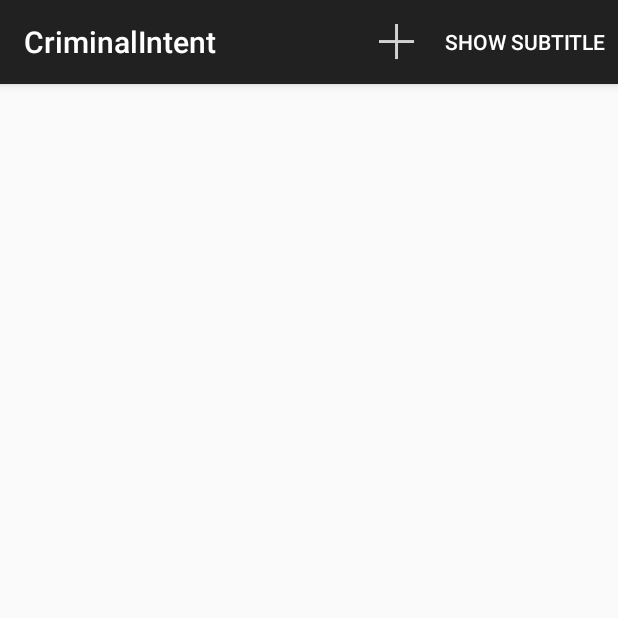
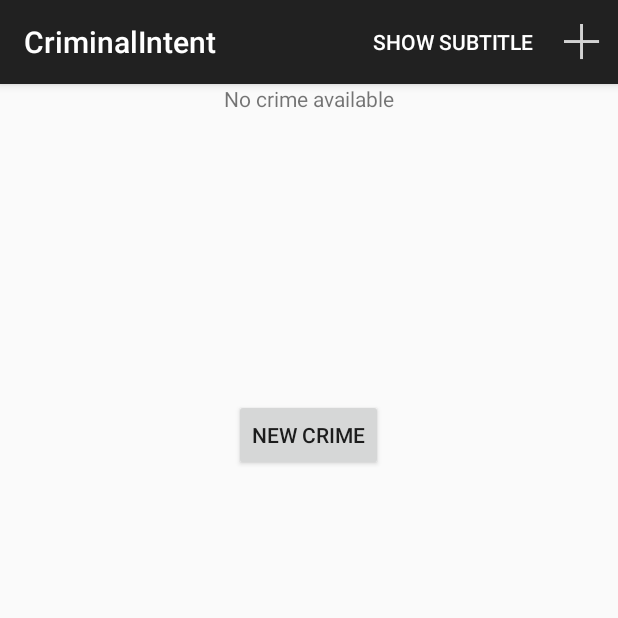
Before and after one commit to FoolHen/CriminalIntent, an Android app: the screen it shows after launch (CrimeListActivity), on a phone screen of 412 x 824 dp, the top half of it. Run offline under Robolectric (Android 15) with nearby library versions, the phone set to English and light mode, and no system bars.

Commit message:
"Chapter 13 + Challenge 2 and 3"

```diff
--- a/app/src/main/java/com/bignerdranch/android/criminalintent/CrimeListFragment.java
+++ b/app/src/main/java/com/bignerdranch/android/criminalintent/CrimeListFragment.java
@@ -6,15 +6,16 @@ import android.support.v4.app.Fragment;
 import android.support.v7.app.AppCompatActivity;
 import android.support.v7.widget.LinearLayoutManager;
 import android.support.v7.widget.RecyclerView;
-import android.util.Log;
 import android.view.LayoutInflater;
 import android.view.Menu;
 import android.view.MenuInflater;
 import android.view.MenuItem;
 import android.view.View;
 import android.view.ViewGroup;
+import android.widget.Button;
 import android.widget.CheckBox;
 import android.widget.CompoundButton;
+import android.widget.LinearLayout;
 import android.widget.TextView;
 
 import java.util.List;
@@ -25,11 +26,10 @@ public class CrimeListFragment extends Fragment {
     private static final String EXTRA_SUBTITLE_VISIBLE = "com.bignerdranch.android.criminalintent.subtitle";
     private static final String ARG_SUBTITLE_VISIBLE = "subtitle_visible";
 
-
+    private LinearLayout mHelpBox;
     private RecyclerView mCrimeRecyclerView;
     private CrimeAdapter mAdapter;
     private boolean mSubtitleVisible;
-    //private int mLastAdapterClickPosition = -1;
     public static CrimeListFragment newInstance(Boolean subtitleVisible) {
 
         Bundle args = new Bundle();
@@ -61,6 +61,7 @@ setHasOptionsMenu(true);
         if (savedInstanceState != null){
         mSubtitleVisible = savedInstanceState.getBoolean(SAVED_SUBTITLE_VISIBLE);
         }
+        mHelpBox = (LinearLayout) view.findViewById(R.id.empty_view);
 
 
         updateUI();
@@ -88,6 +89,20 @@ setHasOptionsMenu(true);
                 mLastAdapterClickPosition = -1;
             }*/
         }
+        if(CrimeLab.get(getActivity()).getCrimes().size()==0){
+            Button button = (Button) mHelpBox.findViewById(R.id.add_crime_button);
+            button.setOnClickListener(new View.OnClickListener() {
+                @Override
+                public void onClick(View v) {
+                    Crime crime= new Crime();
+                    CrimeLab.get(getActivity()).addCrime(crime);
+                    Intent intent = CrimePagerActivity
+                            .newIntent(getActivity(),crime.getId(), mSubtitleVisible);
+                    startActivity(intent);
+                }
+            });
+        }else mHelpBox.setVisibility(View.GONE);
+
         updateSubtitle();
     }
     private class CrimeHolder extends RecyclerView.ViewHolder {
@@ -188,7 +203,8 @@ setHasOptionsMenu(true);
     private void updateSubtitle(){
         CrimeLab crimeLab = CrimeLab.get(getActivity());
         int crimeCount = crimeLab.getCrimes().size();
-        String subtitle = getString(R.string.subtitle_format, crimeCount);
+        String subtitle = getResources()
+                .getQuantityString(R.plurals.subtitle_plural, crimeCount,  crimeCount);
 
         if (!mSubtitleVisible) {
             subtitle = null;
--- a/app/src/main/res/layout/fragment_crime_list.xml
+++ b/app/src/main/res/layout/fragment_crime_list.xml
@@ -1,6 +1,31 @@
 <?xml version="1.0" encoding="utf-8"?>
-<android.support.v7.widget.RecyclerView
+<LinearLayout
     xmlns:android="http://schemas.android.com/apk/res/android"
-    android:id="@+id/crime_recycler_view"
+    android:orientation="vertical"
     android:layout_width="match_parent"
-    android:layout_height="match_parent"/>
+    android:layout_height="match_parent">
+    <LinearLayout
+        android:layout_width="match_parent"
+        android:layout_height="match_parent"
+        android:orientation="vertical"
+        android:id="@+id/empty_view">
+        <TextView
+            android:layout_width="wrap_content"
+            android:layout_height="210dp"
+            android:id="@+id/empty_view_text"
+            android:text="@string/no_crime"
+            android:layout_gravity="center_horizontal" />
+        <Button
+            android:layout_width="wrap_content"
+            android:layout_height="wrap_content"
+            android:id="@+id/add_crime_button"
+            android:text="@string/new_crime"
+            android:layout_gravity="center_horizontal" />
+    </LinearLayout>
+
+    <android.support.v7.widget.RecyclerView
+        xmlns:android="http://schemas.android.com/apk/res/android"
+        android:id="@+id/crime_recycler_view"
+        android:layout_width="match_parent"
+        android:layout_height="match_parent"/>
+</LinearLayout>
--- a/app/src/main/res/menu/fragment_crime_list.xml
+++ b/app/src/main/res/menu/fragment_crime_list.xml
@@ -1,14 +1,15 @@
 <?xml version="1.0" encoding="utf-8"?>
 <menu xmlns:android="http://schemas.android.com/apk/res/android"
       xmlns:app="http://schemas.android.com/apk/res-auto">
+    <item
+        android:id="@+id/menu_item_show_subtitle"
+        android:title="@string/show_subtitle"
+        app:showAsAction="ifRoom"/>
     <item
         android:id="@+id/menu_item_new_crime"
         android:icon="@drawable/ic_menu_add"
         android:title="@string/new_crime"
         app:showAsAction="ifRoom|withText"/>
-    <item
-        android:id="@+id/menu_item_show_subtitle"
-        android:title="@string/show_subtitle"
-        app:showAsAction="ifRoom"/>
+
 
 </menu>
--- a/app/src/main/res/values/strings.xml
+++ b/app/src/main/res/values/strings.xml
@@ -17,4 +17,10 @@
     <string name="hide_subtitle">Hide Subtitle</string>
     <string name="subtitle_format">%1$s crimes</string>
     <string name="delete_crime">Delete</string>
+
+    <plurals name="subtitle_plural">
+        <item quantity="one">%1$s crime</item>
+        <item quantity="other">%1$s crimes</item>
+    </plurals>
+    <string name="no_crime">No crime available</string>
 </resources>
```
